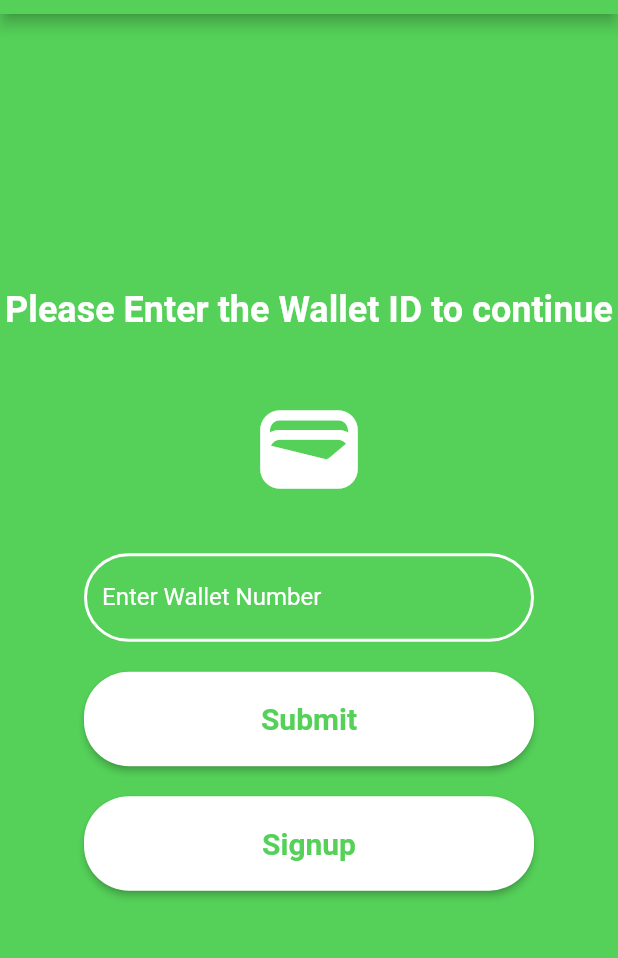
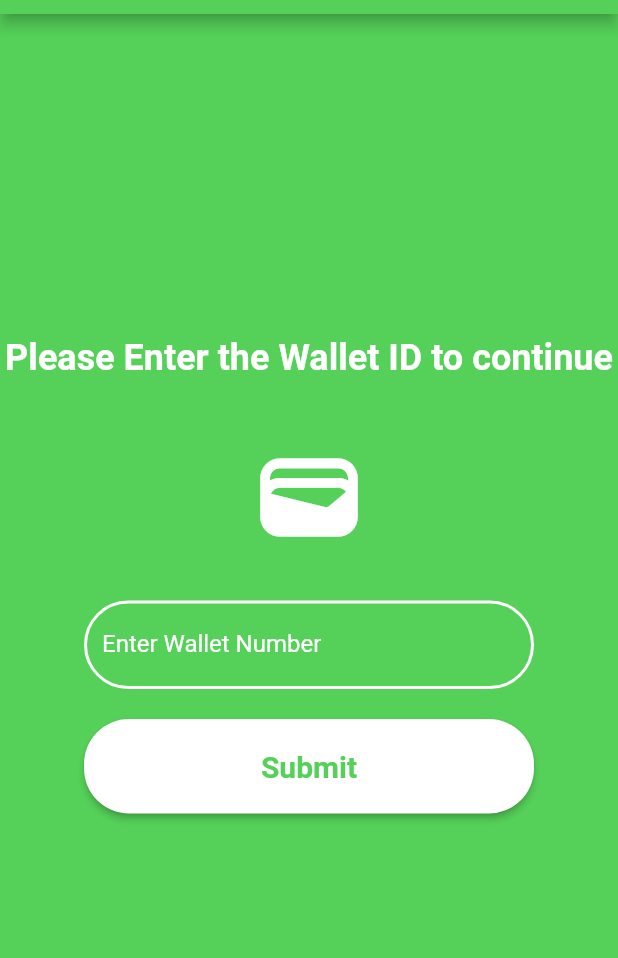
Before and after one commit to KHizarHayatAhmadKHan/bit_rupee, a Flutter app: the LoginPage screen opened by its route, on a phone screen of 412 x 824 dp, the part 70-1028 px from its top. Run offline on Flutter 3.47's test engine with Material 2 defaults, Android fonts, the phone set to English and light mode, and no system bars; missing offline and left inert: pointycastle.

Commit message:
hassan/ navbar

```diff
--- a/lib/main.dart
+++ b/lib/main.dart
@@ -1,6 +1,9 @@
+import 'package:bit_rupee/views/Home_page.dart';
 import 'package:bit_rupee/views/Login_page.dart';
 import 'package:bit_rupee/views/Send_money.dart';
+import 'package:bit_rupee/views/Signup_page.dart';
 import 'package:bit_rupee/views/Wallet.dart';
+import 'package:bit_rupee/views/landingpage.dart';
 import 'package:flutter/material.dart';
 
 void main() {
@@ -13,6 +16,33 @@ class MyApp extends StatelessWidget {
   Route<dynamic>? _onGenerateRoute(RouteSettings settings) {
     switch (settings.name) {
       case '/':
+        return MaterialPageRoute(
+          builder: (context) => Home(),
+        );
+      case '/login':
+        return MaterialPageRoute(
+          builder: (context) => LoginPage(),
+        );
+      case '/signup':
+        return MaterialPageRoute(
+          builder: (context) => Signup(),
+        );
+      case '/landing':
+        final Map<String, dynamic>? arguments =
+            settings.arguments as Map<String, dynamic>?;
+
+        if (arguments != null &&
+            arguments.containsKey('id') &&
+            arguments.containsKey('walletaddress') &&
+            arguments.containsKey('balance')) {
+          return MaterialPageRoute(
+            builder: (context) => landingpage(
+              id: arguments['id'],
+              walletaddress: arguments['walletaddress'],
+              balance: arguments['balance'],
+            ),
+          );
+        }
         return MaterialPageRoute(
           builder: (context) => LoginPage(),
         );
@@ -66,7 +96,7 @@ class MyApp extends StatelessWidget {
     return MaterialApp(
       // color: Colors.grey,
 
-      home: LoginPage(),
+      home: Home(),
       debugShowCheckedModeBanner: false,
       onGenerateRoute: _onGenerateRoute,
     );
--- a/lib/views/Login_page.dart
+++ b/lib/views/Login_page.dart
@@ -114,7 +114,7 @@ class _LoginPageState extends State<LoginPage> {
                               responseData.containsKey('balance')) {
                             Navigator.pushNamed(
                               context,
-                              '/wallet',
+                              '/landing',
                               arguments: {
                                 'id': responseData['id'],
                                 'walletaddress': responseData['walletAddress'],
@@ -224,34 +224,6 @@ class _LoginPageState extends State<LoginPage> {
               SizedBox(
                 height: 20,
               ),
-              SizedBox(
-                  width: 300,
-                  child: ElevatedButton(
-                    onPressed: () {
-                      Navigator.push(
-                        context,
-                        MaterialPageRoute(builder: (context) => Signup()),
-                      );
-                    },
-                    style: ButtonStyle(
-                        backgroundColor:
-                            MaterialStateProperty.all<Color>(Colors.white),
-                        padding: MaterialStateProperty.all<EdgeInsets>(
-                            const EdgeInsets.all(20)),
-                        shape:
-                            MaterialStateProperty.all<RoundedRectangleBorder>(
-                                RoundedRectangleBorder(
-                          borderRadius: BorderRadius.circular(30.0),
-                        ))),
-                    child: const Text(
-                      'Signup',
-                      style: TextStyle(
-                        color: Color.fromARGB(255, 85, 209, 89),
-                        fontSize: 20,
-                        fontWeight: FontWeight.bold,
-                      ),
-                    ), // Text displayed on the button
-                  )),
             ],
           ),
         ),
```
Also changed, not shown: lib/views/Home_page.dart (+3 -9 lines), lib/views/landingpage.dart (+24 -26 lines).
